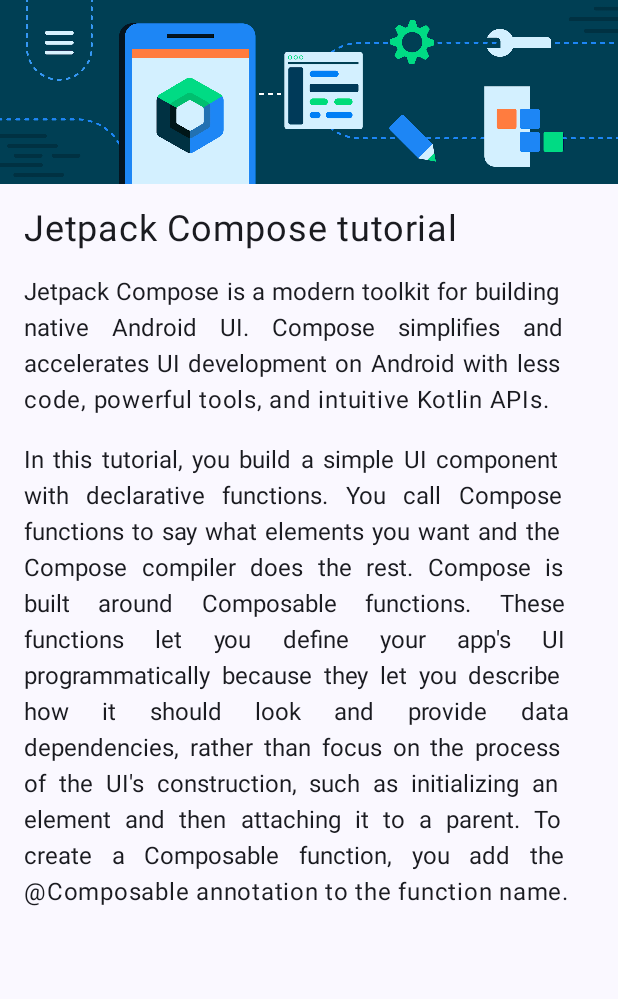
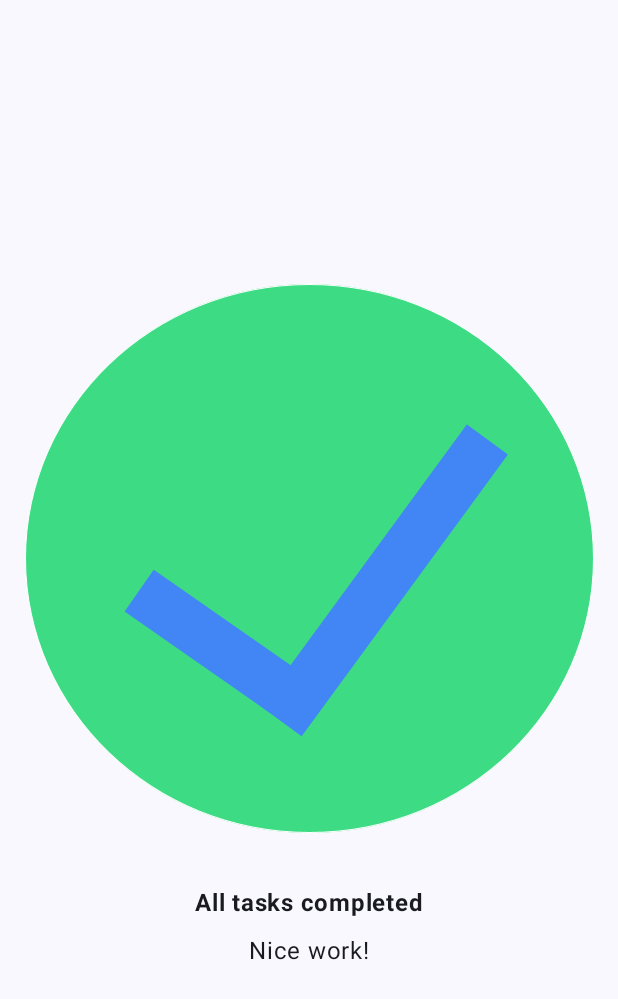
Before and after one commit to FerZacVal/DSM_AndroidStudio, an Android app built with Jetpack Compose: the screen it shows after launch (MainActivity), on a phone screen of 412 x 824 dp. Shown: the top 999 px of the screen. Run offline under Robolectric (Android 15) with nearby library versions, the phone set to English and light mode, and no system bars.

Commit message:
Actividad 5 - Ejercicio 2 Administrador de Tareas

```diff
--- a/app/src/main/java/com/example/happybirthday/MainActivity.kt
+++ b/app/src/main/java/com/example/happybirthday/MainActivity.kt
@@ -5,18 +5,22 @@ import androidx.activity.ComponentActivity
 import androidx.activity.compose.setContent
 import androidx.activity.enableEdgeToEdge
 import androidx.compose.foundation.Image
+import androidx.compose.foundation.layout.Arrangement
 import androidx.compose.foundation.layout.Column
+import androidx.compose.foundation.layout.fillMaxHeight
 import androidx.compose.foundation.layout.fillMaxSize
+import androidx.compose.foundation.layout.fillMaxWidth
 import androidx.compose.foundation.layout.padding
 import androidx.compose.material3.MaterialTheme
 import androidx.compose.material3.Surface
 import androidx.compose.material3.Text
 import androidx.compose.runtime.Composable
+import androidx.compose.ui.Alignment
 import androidx.compose.ui.Modifier
 import androidx.compose.ui.graphics.painter.Painter
 import androidx.compose.ui.res.painterResource
 import androidx.compose.ui.res.stringResource
-import androidx.compose.ui.text.style.TextAlign
+import androidx.compose.ui.text.font.FontWeight
 import androidx.compose.ui.tooling.preview.Preview
 import androidx.compose.ui.unit.dp
 import androidx.compose.ui.unit.sp
@@ -33,10 +37,7 @@ class MainActivity : ComponentActivity() {
                     color = MaterialTheme.colorScheme.background
                 ){
                     GreetingContent(
-                        top = stringResource(R.string.caja_superior),
-                        mid = stringResource(R.string.caja_medio),
-                        bot = stringResource(R.string.caja_fondo),
-                        card = painterResource(R.drawable.bg_compose_background)
+                        card = painterResource(R.drawable.ic_task_completed)
                     )
                 }
             }
@@ -45,36 +46,31 @@ class MainActivity : ComponentActivity() {
 }
 
 @Composable
-fun GreetingContent(top: String, mid: String, bot: String, card: Painter, modifier: Modifier = Modifier) {
-    Column(modifier = modifier) {
+fun GreetingContent(card: Painter) {
+    Column(
+        modifier = Modifier.fillMaxWidth().fillMaxHeight(),
+        verticalArrangement = Arrangement.Center,
+        horizontalAlignment = Alignment.CenterHorizontally
+    ) {
         Image(painter = card, contentDescription = null)
         Text(
-            text = top,
-            modifier = Modifier.padding(16.dp),
-            fontSize = 24.sp
+            text = stringResource(R.string.top),
+            modifier = Modifier.padding(top = 24.dp, bottom = 8.dp),
+            fontWeight = FontWeight.Bold
         )
         Text(
-            text = mid,
-            modifier = Modifier.padding(start = 16.dp, end = 16.dp),
-            textAlign = TextAlign.Justify
-        )
-        Text(
-            text = bot,
-            modifier = Modifier.padding(16.dp),
-            textAlign = TextAlign.Justify
+            text = stringResource(R.string.bot),
+            fontSize = 16.sp
         )
     }
 }
 
 @Preview(showBackground = true)
 @Composable
-fun Act5Exer1Preview() {
+fun Act5Exer2Preview() {
     HappyBirthdayTheme {
         GreetingContent(
-            top = stringResource(R.string.caja_superior),
-            mid = stringResource(R.string.caja_medio),
-            bot = stringResource(R.string.caja_fondo),
-            card = painterResource(R.drawable.bg_compose_background)
+            card = painterResource(R.drawable.ic_task_completed)
         )
     }
 }
--- a/app/src/main/res/values/strings.xml
+++ b/app/src/main/res/values/strings.xml
@@ -1,6 +1,5 @@
 <resources>
-    <string name="app_name">Act5 ArticuloCompose</string>
-    <string name="caja_superior">Jetpack Compose tutorial</string>
-    <string name="caja_medio">Jetpack Compose is a modern toolkit for building native Android UI. Compose simplifies and accelerates UI development on Android with less code, powerful tools, and intuitive Kotlin APIs.</string>
-    <string name="caja_fondo">In this tutorial, you build a simple UI component with declarative functions. You call Compose functions to say what elements you want and the Compose compiler does the rest. Compose is built around Composable functions. These functions let you define your app\'s UI programmatically because they let you describe how it should look and provide data dependencies, rather than focus on the process of the UI\'s construction, such as initializing an element and then attaching it to a parent. To create a Composable function, you add the @Composable annotation to the function name.</string>
+    <string name="app_name">Act5 Task Administrator</string>
+    <string name="top">All tasks completed</string>
+    <string name="bot">Nice work!</string>
 </resources>
```
Also changed, not shown: app/src/main/res/drawable-nodpi/ic_task_completed.png (added).
